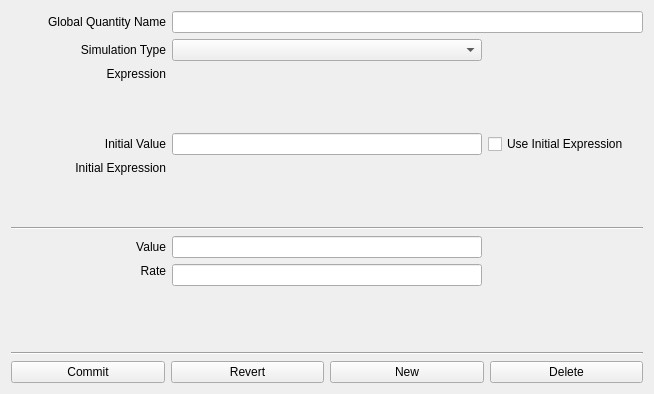
copasi/COPASI, file copasi/UI/CQModelValue.ui: the form before one commit.
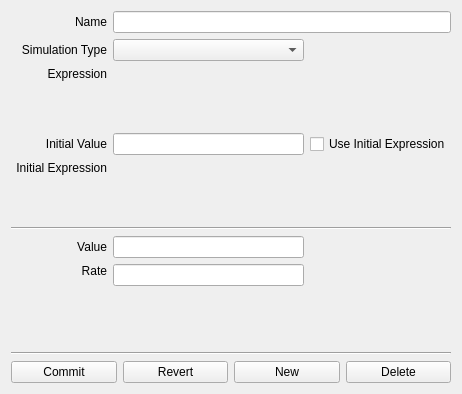
The form after the commit. Custom widgets are drawn as their Qt base class.

Commit message: Fixed Bug 1330. The label has been changed to "Name".

Diff of the .ui file:
```diff
--- a/copasi/UI/CQModelValue.ui
+++ b/copasi/UI/CQModelValue.ui
@@ -15,12 +15,12 @@
 
  <comment> All rights reserved. </comment>
  <class>CQModelValue</class>
- <widget class="CopasiWidget" name="CQModelValue">
-  <property name="geometry">
+ <widget class="CopasiWidget" name="CQModelValue" >
+  <property name="geometry" >
    <rect>
     <x>0</x>
     <y>0</y>
-    <width>654</width>
+    <width>462</width>
     <height>394</height>
    </rect>
   </property>
@@ -44,8 +44,8 @@
          <verstretch>0</verstretch>
         </sizepolicy>
        </property>
-       <property name="text">
-        <string>Global Quantity Name</string>
+       <property name="text" >
+        <string>Name</string>
        </property>
        <property name="alignment">
         <set>Qt::AlignRight|Qt::AlignTrailing|Qt::AlignVCenter</set>
@@ -328,7 +328,7 @@
    </item>
   </layout>
  </widget>
- <layoutdefault spacing="6" margin="11"/>
+ <layoutdefault spacing="6" margin="11" />
  <customwidgets>
   <customwidget>
    <class>CopasiWidget</class>
```
Left out of the diff: 265 changed lines with no effect on the pictures.
